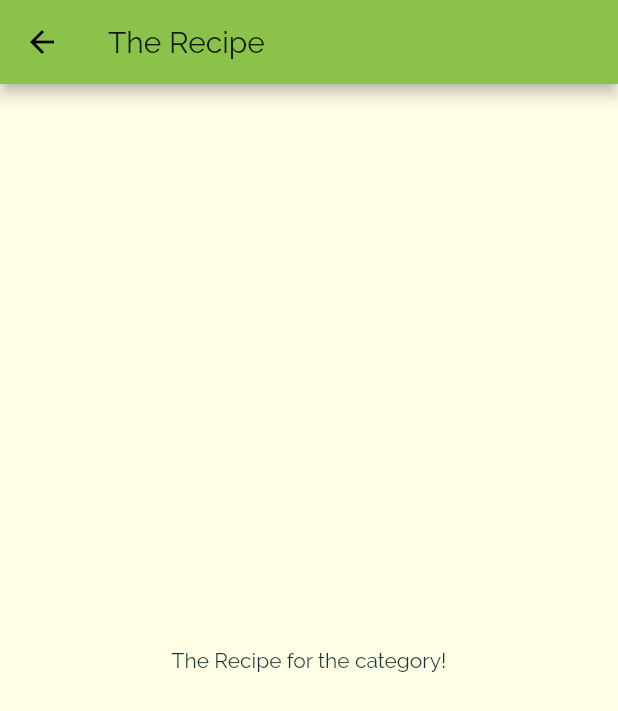
After one commit to HemantSrivastava01/mealsapp, a Flutter app: the screen it shows after launch, after a tap on "Italian", on a phone screen of 412 x 824 dp. The commit adds this screen. Shown: the top 711 px of the screen. Run offline on Flutter 3.47's test engine with Material 2 defaults, Android fonts, the phone set to English and light mode, and no system bars.

Commit message:
navigating to new page

```diff
--- a/lib/category_item.dart
+++ b/lib/category_item.dart
@@ -1,4 +1,5 @@
 import 'package:flutter/material.dart';
+import './category_meals_screen.dart';
 
 class CategoryItem extends StatelessWidget {
   final String title;
@@ -6,9 +7,23 @@ class CategoryItem extends StatelessWidget {
 
   CategoryItem(this.title, this.color);
 
+  void selectCategory(BuildContext ctx) {
+    Navigator.of(ctx).push(
+      MaterialPageRoute(
+        builder: (_) {
+          return CategoryMealsScreen();
+        },
+      ),
+    );
+  }
+
   @override
   Widget build(BuildContext context) {
-    return Container(
+    return InkWell(
+      onTap: () => selectCategory(context),
+      splashColor: Theme.of(context).primaryColor,
+      borderRadius: BorderRadius.circular(15),
+      child: Container(
         padding: const EdgeInsets.all(15),
         child: Text(
           title,
@@ -25,6 +40,7 @@ class CategoryItem extends StatelessWidget {
           ),
           borderRadius: BorderRadius.circular(15),
         ),
+      ),
     );
   }
 }
--- /dev/null
+++ b/lib/category_meals_screen.dart
@@ -0,0 +1,19 @@
+import 'package:flutter/material.dart';
+
+class CategoryMealsScreen extends StatelessWidget {
+  //const ({ Key? key }) : super(key: key);
+
+  @override
+  Widget build(BuildContext context) {
+    return Scaffold(
+      appBar: AppBar(
+        title: Text('The Recipe'),
+      ),
+      body: Center(
+        child: Text(
+          'The Recipe for the category!',
+        ),
+      ),
+    );
+  }
+}
--- a/lib/main.dart
+++ b/lib/main.dart
@@ -22,7 +22,7 @@ class MyApp extends StatelessWidget {
               color: Color.fromRGBO(20, 51, 51, 1),
             ),
             title: TextStyle(
-              fontSize: 20,
+              fontSize: 18,
               fontFamily: 'RobotoCondensed',
               fontWeight: FontWeight.bold,
             )),
```
Lines whose indentation alone changed are shown as unchanged.
